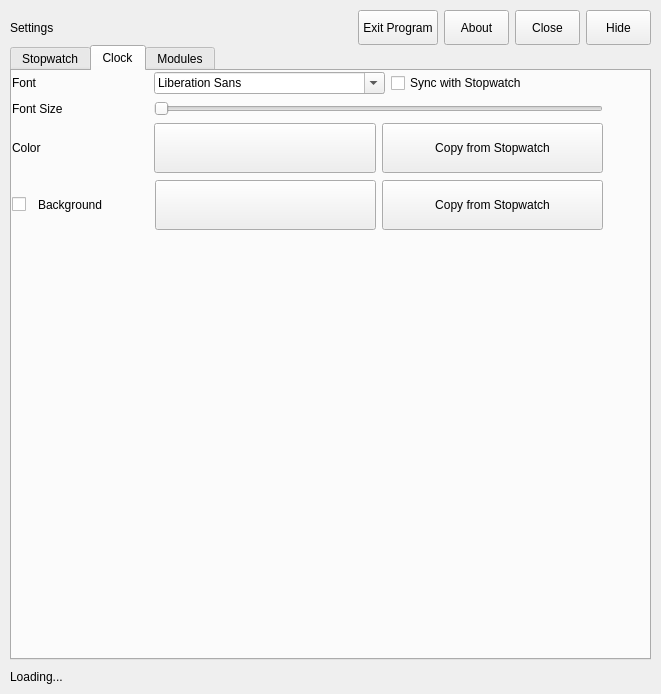
This is stopwatchinteractiveeditor.ui in Bo0sted/phasmophobia-stopwatch-timer as Qt 5 draws it before an edit. The edited form follows.
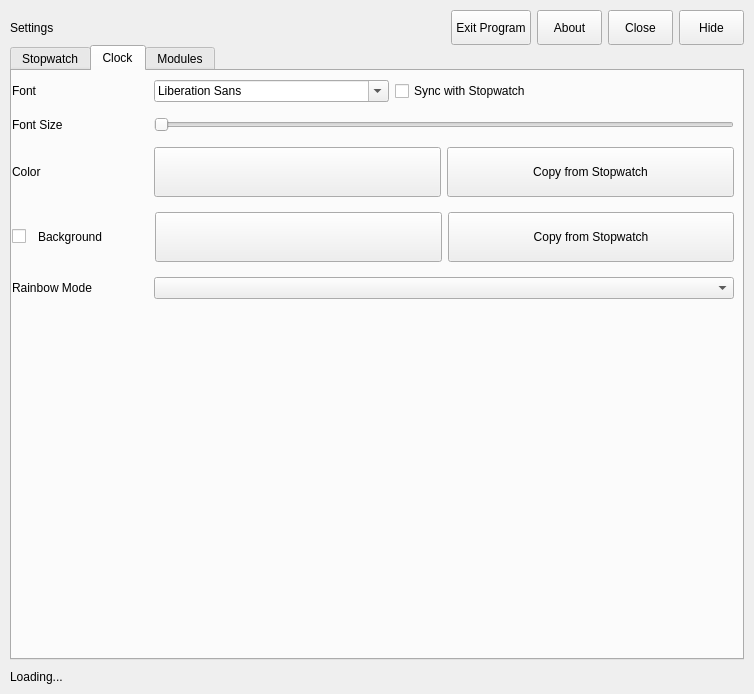
This is the edited form. The open tabs and pages were chosen to show the change.

Commit message: Added individual rainbow mode for clock, minor UI tweaks

```diff
--- a/stopwatchinteractiveeditor.ui
+++ b/stopwatchinteractiveeditor.ui
@@ -6,7 +6,7 @@
    <rect>
     <x>0</x>
     <y>0</y>
-    <width>661</width>
+    <width>754</width>
     <height>694</height>
    </rect>
   </property>
@@ -1100,8 +1100,8 @@
           <rect>
            <x>0</x>
            <y>0</y>
-           <width>591</width>
-           <height>161</height>
+           <width>722</width>
+           <height>241</height>
           </rect>
          </property>
          <layout class="QVBoxLayout" name="verticalLayout_4">
@@ -1358,6 +1358,51 @@
             </item>
            </layout>
           </item>
+          <item>
+           <layout class="QHBoxLayout" name="horizontalLayout_20">
+            <item>
+             <widget class="QLabel" name="RainbowModeLabel">
+              <property name="sizePolicy">
+               <sizepolicy hsizetype="Fixed" vsizetype="Fixed">
+                <horstretch>0</horstretch>
+                <verstretch>0</verstretch>
+               </sizepolicy>
+              </property>
+              <property name="minimumSize">
+               <size>
+                <width>136</width>
+                <height>0</height>
+               </size>
+              </property>
+              <property name="maximumSize">
+               <size>
+                <width>35</width>
+                <height>50</height>
+               </size>
+              </property>
+              <property name="text">
+               <string>Rainbow Mode</string>
+              </property>
+             </widget>
+            </item>
+            <item>
+             <widget class="QComboBox" name="ClockRainbowModeSelection">
+              <property name="sizePolicy">
+               <sizepolicy hsizetype="Preferred" vsizetype="Fixed">
+                <horstretch>0</horstretch>
+                <verstretch>0</verstretch>
+               </sizepolicy>
+              </property>
+              <property name="minimumSize">
+               <size>
+                <width>0</width>
+                <height>0</height>
+               </size>
+              </property>
+             </widget>
+            </item>
+           </layout>
+          </item>
          </layout>
         </widget>
        </widget>
```
Left out of the diff: 38 changed lines with no effect on the pictures. The commit also changes 12 other files.
